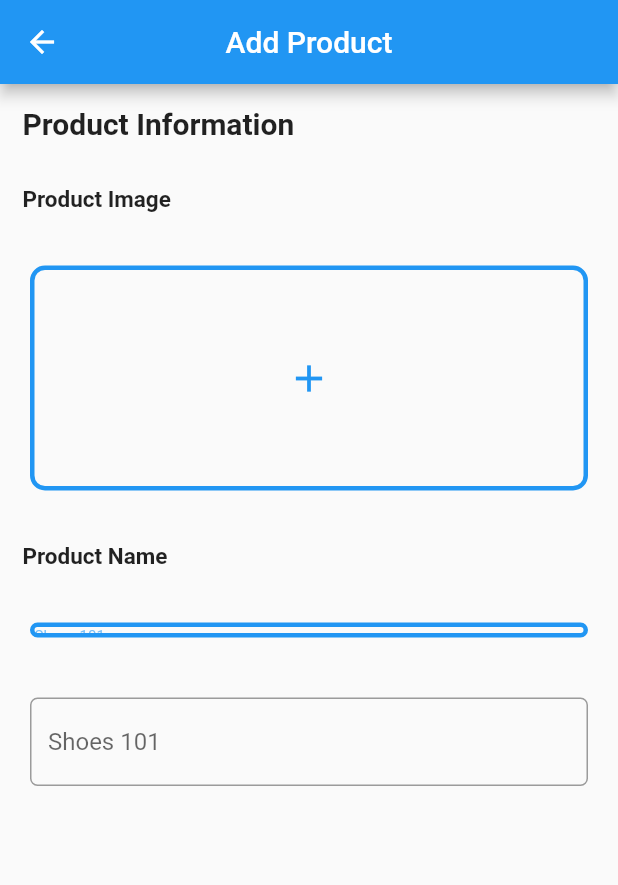
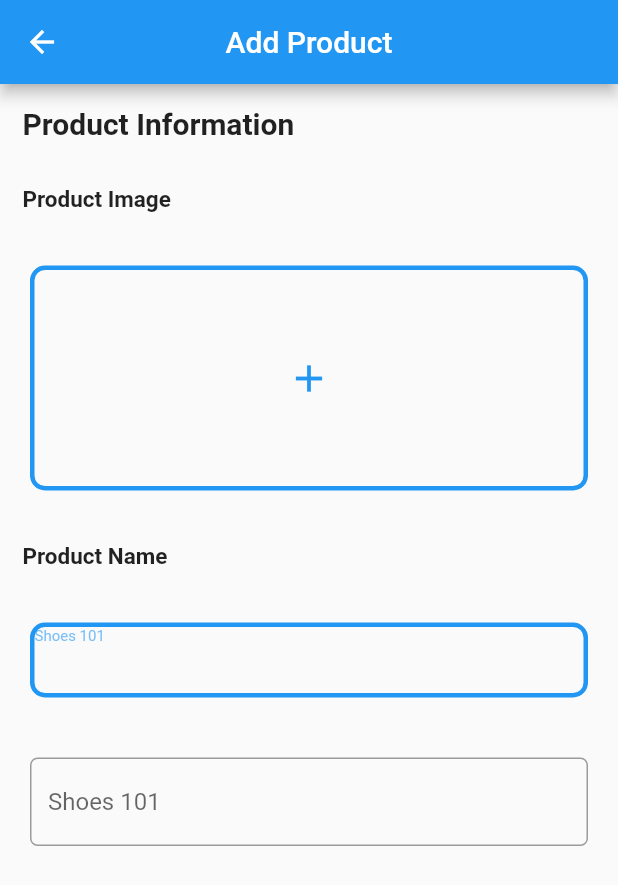
Before and after one commit to jeniastina/tugas2_jeni, a Flutter app: the screen it shows after launch, on a phone screen of 412 x 824 dp. Shown: the top 885 px of the screen. Run offline on Flutter 3.47's test engine with Material 2 defaults, Android fonts, the phone set to English and light mode, and no system bars.

```diff
--- a/lib/main.dart
+++ b/lib/main.dart
@@ -74,7 +74,7 @@ class MyHomePage extends StatelessWidget {
           Container(
             margin: EdgeInsets.all(20),
             width: 100,
-            height: 10,
+            height: 50,
             decoration: BoxDecoration(
               border: Border.all(
                 color: Colors.blue,
```
Also changed, not shown: 1 other file.
